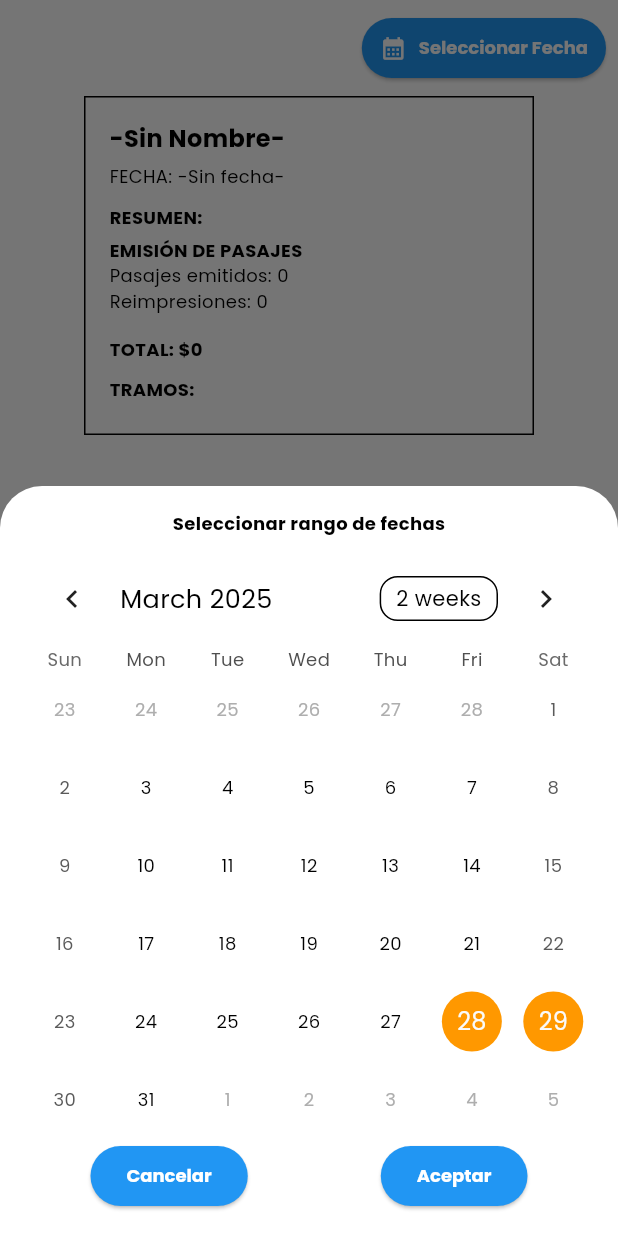
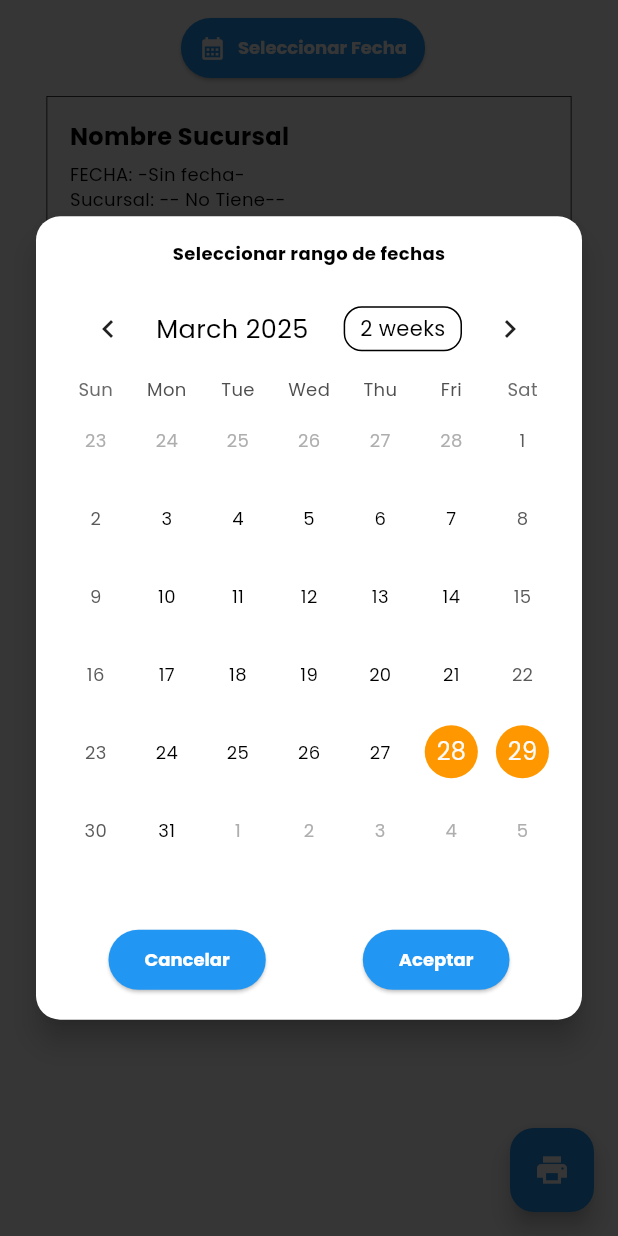
Before and after one commit to RichardLeyvaP/busgo, a Flutter app: the Report2Page screen opened directly, after a tap on "Seleccionar Fecha", on a phone screen of 412 x 824 dp. Run offline on Flutter 3.47's test engine with Material 3 defaults, Android fonts, the phone set to English and light mode, and no system bars; drawn by our look-alikes of table_calendar; our stand-ins replace animate_do, cached_network_image, connectivity_plus, freezed_annotation, go_router, google_fonts and 8 more; missing offline and left inert: dart:ffi, flutter_facebook_auth, sunmi_printer_plus; accounts and stored records are empty.

Commit message:
Refactor Report2Page: Mejorar la selección de rango de fechas y la interfaz de usuario
Este commit refactoriza el widget `Report2Page` para optimizar el proceso de selección de rango de fechas y mejorar la interfaz de usuario. Los cambios incluyen:

- Implementación de un cuadro de diálogo para la selección de rango de fechas utilizando `showDialog` y `StatefulBuilder` para gestionar el estado dentro del diálogo.
- Mejora en la presentación visual del selector de fechas con un diseño en estilo tarjeta y un fondo semitransparente.
- Ajuste del diseño y estilo de la visualización de datos del informe, incluyendo espaciado, bordes y estilos de texto para una mejor legibilidad.
- Adición de un campo "Sucursal" que muestra la información de la sucursal del usuario actual.
- Introducción de un widget `DashedDivider` para separar visualmente las secciones dentro del informe.

```diff
--- a/lib/ui/pages/PrinterPage/reports/report2/report2Page.dart
+++ b/lib/ui/pages/PrinterPage/reports/report2/report2Page.dart
@@ -1,3 +1,4 @@
+import 'package:BusGo/domain/signals/login_signals/login_signal.dart';
 import 'package:BusGo/domain/signals/reports_signals/reports_services.dart';
 import 'package:BusGo/domain/signals/reports_signals/reports_signals.dart';
 import 'package:flutter/material.dart';
@@ -38,20 +39,35 @@ class _Report2PageState extends State<Report2Page> {
     return "${dateTime.year.toString().padLeft(4, '0')}-${dateTime.month.toString().padLeft(2, '0')}-${dateTime.day.toString().padLeft(2, '0')}";
   }
 
-
   Future<void> _selectDateRange2() async {
     DateTime today = DateTime.now();
     startDate ??= today;
     endDate ??= today;
 
-    await showModalBottomSheet(
+    await showDialog(
       context: context,
-      isScrollControlled: true,
       builder: (context) {
         return StatefulBuilder(builder: (context, setModalState) {
           // ⬅ Usa StatefulBuilder para actualizar el modal
-          return Container(
-            height: 500,
+          return Stack(
+            children: [
+              Positioned.fill(
+                  child: GestureDetector(
+                onTap: () => Navigator.pop(context),
+                child: Container(
+                  color: Colors.black54,
+                ),
+              )),
+              Center(
+                child: Padding(
+                  padding: const EdgeInsets.all(20.0),
+                  child: Card(
+                    elevation: 8,
+                    shape: RoundedRectangleBorder(
+                        borderRadius: BorderRadius.circular(16)),
+                    child: Container(
+                      width: MediaQuery.of(context).size.width * 0.9,
+                      height: MediaQuery.of(context).size.height * 0.65,
                       padding: const EdgeInsets.all(16),
                       child: Column(
                         mainAxisSize: MainAxisSize.min,
@@ -66,9 +82,10 @@ class _Report2PageState extends State<Report2Page> {
                               focusedDay: startDate ?? DateTime.now(),
                               selectedDayPredicate: (day) {
                                 if (startDate != null && endDate != null) {
-                        return day.isAfter(
-                                startDate!.subtract(const Duration(days: 1))) &&
-                            day.isBefore(endDate!.add(const Duration(days: 1)));
+                                  return day.isAfter(startDate!
+                                          .subtract(const Duration(days: 1))) &&
+                                      day.isBefore(endDate!
+                                          .add(const Duration(days: 1)));
                                 }
                                 return day == startDate;
                               },
@@ -87,11 +104,13 @@ class _Report2PageState extends State<Report2Page> {
                                 });
                               },
                               calendarStyle: CalendarStyle(
-                      rangeHighlightColor: Colors.orange.withOpacity(0.3),
+                                rangeHighlightColor:
+                                    Colors.orange.withOpacity(0.3),
                                 todayDecoration: const BoxDecoration(
                                     color: Colors.blue, shape: BoxShape.circle),
                                 selectedDecoration: const BoxDecoration(
-                          color: Colors.orange, shape: BoxShape.circle),
+                                    color: Colors.orange,
+                                    shape: BoxShape.circle),
                               ),
                             ),
                           ),
@@ -109,16 +128,16 @@ class _Report2PageState extends State<Report2Page> {
                                   if (startDate != null && endDate != null) {
                                     setState(() {
                                       // ⬅ Actualiza la UI principal
-                            _selectedDateRange =
-                                DateTimeRange(start: startDate!, end: endDate!);
+                                      _selectedDateRange = DateTimeRange(
+                                          start: startDate!, end: endDate!);
                                     });
                                     Navigator.pop(context);
                                   } else {
                                     setState(() {
                                       // ⬅ Actualiza la UI principal
                                       endDate = startDate!;
-                            _selectedDateRange =
-                                DateTimeRange(start: startDate!, end: endDate!);
+                                      _selectedDateRange = DateTimeRange(
+                                          start: startDate!, end: endDate!);
                                     });
                                     Navigator.pop(context);
                                   }
@@ -137,12 +156,15 @@ class _Report2PageState extends State<Report2Page> {
                           ),
                         ],
                       ),
+                    ),
+                  ),
+                ),
+              ),
+            ],
           );
         });
       },
     );
-
-
   }
 
   @override
@@ -152,11 +174,15 @@ class _Report2PageState extends State<Report2Page> {
         future: _reportDataFuture2,
         builder: (context, snapshot) {
           if (snapshot.connectionState == ConnectionState.waiting) {
-            return const Center(child: CircularProgressIndicator()); // Muestra el indicador de carga
+            return const Center(
+                child:
+                    CircularProgressIndicator()); // Muestra el indicador de carga
           }
 
           if (snapshot.hasError) {
-            return Center(child: Text('Error: ${snapshot.error}')); // Muestra un mensaje de error si hay un problema
+            return Center(
+                child: Text(
+                    'Error: ${snapshot.error}')); // Muestra un mensaje de error si hay un problema
           }
 
           // Aquí debes acceder a los datos cargados, por ejemplo:
@@ -166,11 +192,10 @@ class _Report2PageState extends State<Report2Page> {
           return Column(
             children: [
               Align(
-                    alignment: Alignment.centerRight,
+                alignment: Alignment.center,
                 child: Padding(
-                      padding: const EdgeInsets.only(top: 8, right: 8,bottom: 8),
+                  padding: const EdgeInsets.only(top: 8, right: 8, bottom: 8),
                   child: ElevatedButton(
-
                     onPressed: _selectDateRange2,
                     style: ElevatedButton.styleFrom(
                       padding: const EdgeInsets.symmetric(
@@ -182,8 +207,7 @@ class _Report2PageState extends State<Report2Page> {
                           .min, // Hace que el Row ocupe solo el tamaño necesario
                       children: [
                         Icon(Icons.calendar_month, color: Colors.white),
-                            SizedBox(
-                                width: 8), // Espacio entre el icono y el texto
+                        SizedBox(width: 8), // Espacio entre el icono y el texto
                         Text("Seleccionar Fecha"),
                       ],
                     ),
@@ -195,40 +219,53 @@ class _Report2PageState extends State<Report2Page> {
                   child: Align(
                     alignment: Alignment.topCenter,
                     child: Container(
-                      width: 300,
-                      padding: const EdgeInsets.all(16),
+                      width: 350,
+                      padding: const EdgeInsets.all(15),
                       decoration: BoxDecoration(
-                        border: Border.all(),
+                        border: Border.all(width: .5),
                       ),
                       child: Column(
                         mainAxisSize: MainAxisSize.min,
                         crossAxisAlignment: CrossAxisAlignment.start,
                         children: [
-                          Text(resultReport2?.nombre??'-Sin Nombre-', style: const TextStyle(fontSize: 16, fontWeight: FontWeight.bold)),
+                          //TODO: cambiar el nombre por defecto(-Sin Nombre-) si no tienen resultado, al igual que la fecha
+                          Text(resultReport2?.nombre ?? 'Nombre Sucursal',
+                              style: const TextStyle(
+                                  fontSize: 16, fontWeight: FontWeight.bold)),
                           const SizedBox(height: 5),
-                          Text("FECHA: ${resultReport2?.fecha??'-Sin fecha-'}"),
+                          Text(
+                              "FECHA: ${resultReport2?.fecha ?? '-Sin fecha-'}"),
+                          Text(
+                              "Sucursal: ${currentUserBranchLG.value?.name ?? '-- No Tiene--'}"),
                           const SizedBox(height: 10),
-                          const Text("RESUMEN:", style: TextStyle(fontWeight: FontWeight.bold)),
+                          const Text("RESUMEN:",
+                              style: TextStyle(fontWeight: FontWeight.bold)),
                           const SizedBox(height: 5),
-                          const Text("EMISIÓN DE PASAJES", style: TextStyle(fontWeight: FontWeight.bold)),
-                          Text("Pasajes emitidos: ${resultReport2?.pasejesEmitidos??'0'}"),
-                          Text("Reimpresiones: ${resultReport2?.reimpresiones??'0'}"),
+                          const Text("EMISIÓN DE PASAJES",
+                              style: TextStyle(fontWeight: FontWeight.bold)),
+                          Text(
+                              "Pasajes emitidos: ${resultReport2?.pasejesEmitidos ?? '0'}"),
+                          Text(
+                              "Reimpresiones: ${resultReport2?.reimpresiones ?? '0'}"),
                           const SizedBox(height: 5),
                           if (totalesPorMetodos != null) ...[
                             for (var totalesPorMetodo in totalesPorMetodos) ...[
                               Text(
                                 "${totalesPorMetodo.metodo}: ${totalesPorMetodo.cantidad ?? 0}",
-                                style: const TextStyle(fontWeight: FontWeight.bold),
+                                style: const TextStyle(
+                                    fontWeight: FontWeight.bold),
                               ),
                             ],
                           ],
                           const SizedBox(height: 10),
                           if (totalesPorMetodos != null) ...[
-                            const Text("TOTALES:", style: TextStyle(fontWeight: FontWeight.bold)),
+                            const Text("TOTALES:",
+                                style: TextStyle(fontWeight: FontWeight.bold)),
                             for (var totalesPorMetodo in totalesPorMetodos) ...[
                               Text(
                                 "${totalesPorMetodo.metodo}: \$${totalesPorMetodo.total ?? 0}",
-                                style: const TextStyle(fontWeight: FontWeight.bold),
+                                style: const TextStyle(
+                                    fontWeight: FontWeight.bold),
                               ),
                             ],
                           ],
@@ -240,7 +277,23 @@ class _Report2PageState extends State<Report2Page> {
                           Column(
                             crossAxisAlignment: CrossAxisAlignment.start,
                             children: [
-                                      const Text("TRAMOS:", style: TextStyle(fontWeight: FontWeight.bold)),
+                              const DashedDivider(
+                                color: Colors.black,
+                                height: 2,
+                                dashWidth: 10,
+                                dashSpace: 5,
+                                endIndent: 5,
+                              ),
+                              const Text("TRAMOS:",
+                                  style:
+                                      TextStyle(fontWeight: FontWeight.bold)),
+                              const DashedDivider(
+                                color: Colors.black,
+                                height: 2,
+                                dashWidth: 10,
+                                dashSpace: 5,
+                                endIndent: 5,
+                              ),
                               const SizedBox(height: 5),
                               if (resultReport2?.tramos != null)
                                 ...resultReport2!.tramos!.map<Widget>((tramo) {
@@ -249,11 +302,15 @@ class _Report2PageState extends State<Report2Page> {
                                   int credito = 0;
 
                                   if (tramo.totalesPorMetodo != null) {
-                      var  tramototalesPorMetodo = tramo.totalesPorMetodo;
+                                    var tramototalesPorMetodo =
+                                        tramo.totalesPorMetodo;
                                     for (var metodo in tramototalesPorMetodo!) {
-                                    if (metodo.metodo == "EFECTIVO") efectivo = metodo.total ?? 0;
-                                    if (metodo.metodo == "TARJETA") debito = metodo.total ?? 0;
-                                    if (metodo.metodo == "CREDITO") credito = metodo.total ?? 0;
+                                      if (metodo.metodo == "EFECTIVO")
+                                        efectivo = metodo.total ?? 0;
+                                      if (metodo.metodo == "TARJETA")
+                                        debito = metodo.total ?? 0;
+                                      if (metodo.metodo == "CREDITO")
+                                        credito = metodo.total ?? 0;
                                     }
                                   }
 
@@ -270,8 +327,7 @@ class _Report2PageState extends State<Report2Page> {
                                   );
                                 }).toList(),
                             ],
-                                  )
-                                  ,
+                          ),
                         ],
                       ),
                     ),
@@ -306,7 +362,9 @@ class _Report2PageState extends State<Report2Page> {
       crossAxisAlignment: CrossAxisAlignment.start,
       children: [
         Text(name, style: const TextStyle(fontWeight: FontWeight.bold)),
-        const SizedBox(height: 4,),
+        const SizedBox(
+          height: 4,
+        ),
         Text('Total pasajes: $totalPasajes'),
         Text('Efectivo: $efectivo'),
         Text('Débito: $debito'),
@@ -317,7 +375,88 @@ class _Report2PageState extends State<Report2Page> {
         Text('Débito: \$$debitoTramo'),
         Text('Crédito: \$$creditoTramo'),
         const SizedBox(height: 10),
+        const DashedDivider(
+          color: Colors.black,
+          height: 2,
+          dashWidth: 10,
+          dashSpace: 5,
+          endIndent: 5,
+        ),
+        const SizedBox(height: 10),
       ],
     );
   }
 }
+
+//espaciador horizontal punteado
+class DashedDivider extends StatelessWidget {
+  final Color color;
+  final double height;
+  final double dashWidth;
+  final double dashSpace;
+  final double endIndent;
+
+  const DashedDivider({
+    super.key,
+    this.color = Colors.black,
+    this.height = 2,
+    this.dashWidth = 10,
+    this.dashSpace = 5,
+    this.endIndent = 5,
+  });
+
+  @override
+  Widget build(BuildContext context) {
+    return Row(
+      children: [
+        Expanded(
+          child: CustomPaint(
+            size: Size.fromHeight(height),
+            painter: DashedLinePainter(
+              color: color,
+              strokeWidth: height,
+              dashWidth: dashWidth,
+              dashSpace: dashSpace,
+            ),
+          ),
+        ),
+        SizedBox(width: endIndent),
+      ],
+    );
+  }
+}
+
+class DashedLinePainter extends CustomPainter {
+  final Color color;
+  final double strokeWidth;
+  final double dashWidth;
+  final double dashSpace;
+
+  DashedLinePainter({
+    required this.color,
+    required this.strokeWidth,
+    required this.dashWidth,
+    required this.dashSpace,
+  });
+
+  @override
+  void paint(Canvas canvas, Size size) {
+    final paint = Paint()
+      ..color = color
+      ..strokeWidth = strokeWidth
+      ..style = PaintingStyle.stroke;
+
+    double startX = 0;
+    while (startX < size.width) {
+      canvas.drawLine(
+        Offset(startX, size.height / 2),
+        Offset(startX + dashWidth, size.height / 2),
+        paint,
+      );
+      startX += dashWidth + dashSpace;
+    }
+  }
+
+  @override
+  bool shouldRepaint(covariant CustomPainter oldDelegate) => false;
+}
```
Lines whose indentation alone changed are shown as unchanged.
